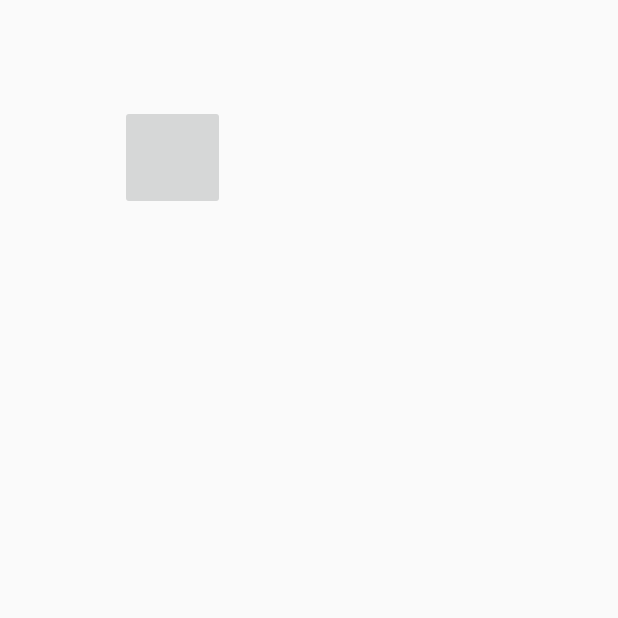
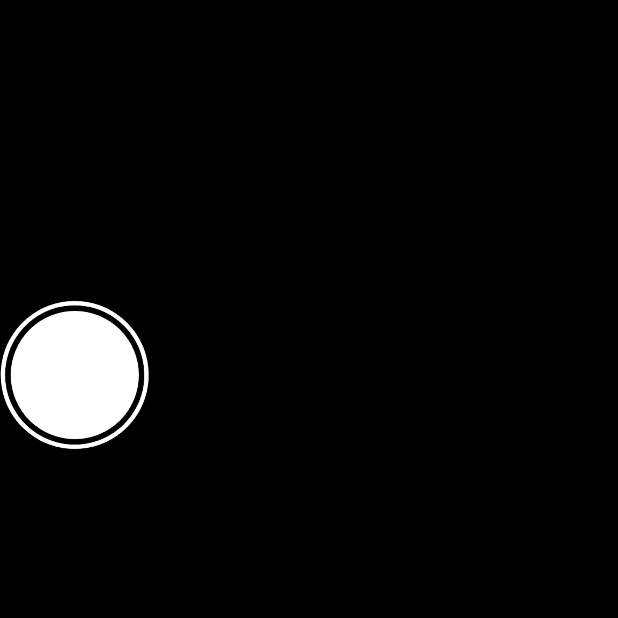
Before and after one commit to Nikita1801/TrackMate, an Android app: the screen it shows after launch (GameActivity), on a phone screen of 412 x 824 dp, the top half of it. Run offline under Robolectric (Android 15) with nearby library versions, the phone set to English and light mode, and no system bars.

Commit message:
GameActivity + button added(only y move) counter

```diff
--- a/app/src/main/java/com/nikita/game/GameActivity.java
+++ b/app/src/main/java/com/nikita/game/GameActivity.java
@@ -21,13 +21,15 @@ import com.nikita.game.permissions.PermissionsChecker;
 public class GameActivity extends Activity implements Visualizer.OnDataCaptureListener {
 
     final static String ACTIVITY_TAG = "GameActivity";
+    public final int timerInterval = 800;
+    private boolean sound;
 
-    //забрать
+    //from main
     private static final int CAPTURE_SIZE = 256;
     private static final int REQUEST_CODE = 0;
     static final String[] PERMISSIONS = new String[]{Manifest.permission.RECORD_AUDIO, Manifest.permission.MODIFY_AUDIO_SETTINGS};
 
-    //забрать
+    //from main
     private Visualizer visualiser;
 
 
@@ -45,6 +47,8 @@ public class GameActivity extends Activity implements Visualizer.OnDataCaptureLi
 
     @Override
     protected void onCreate(@Nullable Bundle savedInstanceState) {
+        Timer t = new Timer();
+        t.start();
         instant = this;
         super.onCreate(savedInstanceState);
         setContentView(R.layout.game_activity);
@@ -92,8 +96,10 @@ public class GameActivity extends Activity implements Visualizer.OnDataCaptureLi
         if(x <= 30){
             x =  2* button.getWidth();
         } else if(x >= constraintLayout.getWidth() - 30){
-            x = constraintLayout.getWidth() - 4 * button.getWidth();
+            x = constraintLayout.getWidth() - 2 * button.getWidth();
         }
+
+
 
         if(y <= 30){
             y = 2* button.getHeight();
@@ -123,9 +129,9 @@ public class GameActivity extends Activity implements Visualizer.OnDataCaptureLi
 
 
 
-    // from mainactivity
+    // everything below from main
 
-    //забрать
+    //from main
     @Override
     protected void onResume() {
         super.onResume();
@@ -138,12 +144,12 @@ public class GameActivity extends Activity implements Visualizer.OnDataCaptureLi
         }
     }
 
-    //забрать
+    //from main
     private void startPermissionsActivity() {
         PermissionsActivity.startActivityForResult(this, REQUEST_CODE, PERMISSIONS);
     }
 
-    //забрать
+    //from main
     @Override
     protected void onActivityResult(int requestCode, int resultCode, Intent data) {
         super.onActivityResult(requestCode, resultCode, data);
@@ -152,7 +158,7 @@ public class GameActivity extends Activity implements Visualizer.OnDataCaptureLi
         }
     }
 
-    //забрать
+    //from main
     private void startVisualiser() {
         visualiser = new Visualizer(0);
         visualiser.setDataCaptureListener(this, Visualizer.getMaxCaptureRate(), true, false);
@@ -160,7 +166,7 @@ public class GameActivity extends Activity implements Visualizer.OnDataCaptureLi
         visualiser.setEnabled(true);
     }
 
-    //забрать
+    //from main
     @Override
     protected void onPause() {
         if (visualiser != null) {
@@ -172,15 +178,22 @@ public class GameActivity extends Activity implements Visualizer.OnDataCaptureLi
     }
 
     private void maxWaveform(byte[] waveform){
+        sound = false;
         int max = 0;
         for(int i = 0; i < waveform.length; i++){
-            Log.d(ACTIVITY_TAG, max + " outer");
+//            Log.d(ACTIVITY_TAG, max + " outer");
             if (waveform[i] > max){
 
                 max = waveform[i];
-                Log.d(ACTIVITY_TAG, max + " ");
-                GameActivity.getInstant().MoveButton();
+ //               Log.d(ACTIVITY_TAG, max + " ");
+                sound = true;
+  //              GameActivity.getInstant().MoveButton();
             }
+        }
+    }
+    protected void update(){
+        if (sound){
+            GameActivity.getInstant().MoveButton();
         }
     }
 
--- /dev/null
+++ b/app/src/main/java/com/nikita/game/Timer.java
@@ -0,0 +1,21 @@
+package com.nikita.game;
+
+import android.os.CountDownTimer;
+
+public class Timer extends CountDownTimer {
+    public static final int timerInterval = 600;
+    public Timer(){
+        super(Integer.MAX_VALUE, timerInterval);
+    }
+
+
+    @Override
+    public void onTick(long millisUntilFinished) {
+        GameActivity.getInstant().update();
+    }
+
+    @Override
+    public void onFinish() {
+
+    }
+}
--- a/app/src/main/res/layout/game_activity.xml
+++ b/app/src/main/res/layout/game_activity.xml
@@ -9,17 +9,18 @@
     <androidx.constraintlayout.widget.ConstraintLayout
         android:id="@+id/constr"
         android:layout_width="match_parent"
-        android:layout_height="match_parent">
+        android:layout_height="match_parent"
+        android:background="#000000">
 
         <ImageButton
             android:id="@+id/imageButton2"
-            android:layout_width="70dp"
-            android:layout_height="70dp"
-            android:layout_marginStart="80dp"
-            android:layout_marginTop="70dp"
-            app:layout_constraintStart_toStartOf="parent"
+            android:layout_width="100dp"
+            android:layout_height="100dp"
+            android:layout_marginTop="200dp"
+            android:background="@drawable/point_experemental2_"
+            android:scaleType="fitCenter"
             app:layout_constraintTop_toTopOf="parent"
-            tools:srcCompat="@tools:sample/avatars" />
+            tools:layout_editor_absoluteX="152dp" />
 
     </androidx.constraintlayout.widget.ConstraintLayout>
 </LinearLayout>
```
Also changed, not shown: app/src/main/res/drawable/__.png (added), app/src/main/res/drawable/point_experemental2_.png (added), app/src/main/res/drawable/point_experemental_.png (added).
